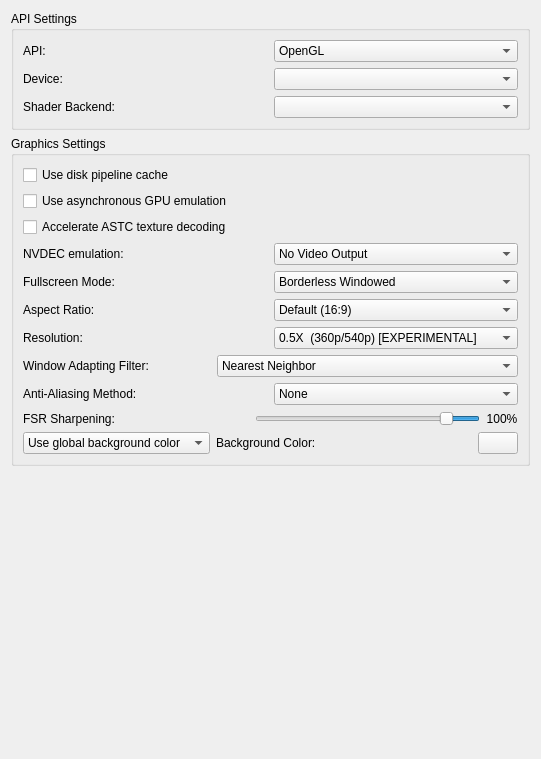
First picture: the form in src/yuzu/configuration/configure_graphics.ui, repository rorrim-rorrim/eden-alt, before the edit.
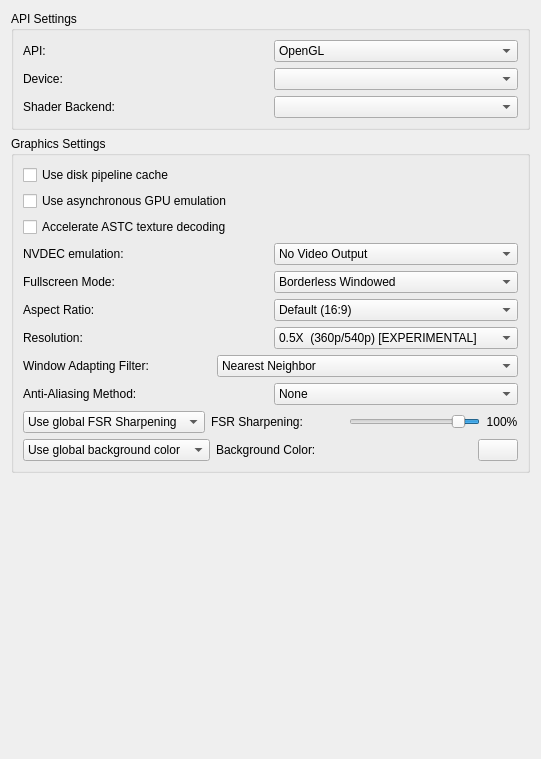
Second picture: the form after the edit.

Commit message: configure_graphics: Implement custom FSR Sharpening setting

The edit to the form file:
```diff
--- a/src/yuzu/configuration/configure_graphics.ui
+++ b/src/yuzu/configuration/configure_graphics.ui
@@ -517,7 +517,29 @@
            <property name="bottomMargin">
             <number>0</number>
            </property>
-           <item alignment="Qt::AlignLeft">
+           <item>
+            <layout class="QHBoxLayout" name="fsr_sharpening_label_group">
+             <item>
+              <widget class="QComboBox" name="fsr_sharpening_combobox">
+               <property name="sizePolicy">
+                <sizepolicy hsizetype="Maximum" vsizetype="Fixed">
+                 <horstretch>0</horstretch>
+                 <verstretch>0</verstretch>
+                </sizepolicy>
+               </property>
+               <item>
+                <property name="text">
+                 <string>Use global FSR Sharpening</string>
+                </property>
+               </item>
+               <item>
+                <property name="text">
+                 <string>Set FSR Sharpening</string>
+                </property>
+               </item>
+              </widget>
+             </item>
+             <item>
             <widget class="QLabel" name="fsr_sharpening_label">
              <property name="sizePolicy">
               <sizepolicy hsizetype="Preferred" vsizetype="Preferred">
@@ -531,9 +553,29 @@
             </widget>
            </item>
            <item>
+              <spacer name="horizontalSpacer_2">
+               <property name="orientation">
+                <enum>Qt::Horizontal</enum>
+               </property>
+               <property name="sizeHint" stdset="0">
+                <size>
+                 <width>40</width>
+                 <height>20</height>
+                </size>
+               </property>
+              </spacer>
+             </item>
+            </layout>
+           </item>
+           <item>
+            <layout class="QHBoxLayout" name="fsr_slider_layout">
+             <property name="spacing">
+              <number>6</number>
+             </property>
+             <item>
             <widget class="QSlider" name="fsr_sharpening_slider">
              <property name="sizePolicy">
-              <sizepolicy hsizetype="Preferred" vsizetype="Preferred">
+                <sizepolicy hsizetype="MinimumExpanding" vsizetype="Preferred">
                <horstretch>0</horstretch>
                <verstretch>0</verstretch>
               </sizepolicy>
@@ -561,7 +603,7 @@
            <item>
             <widget class="QLabel" name="fsr_sharpening_value">
              <property name="sizePolicy">
-              <sizepolicy hsizetype="Fixed" vsizetype="Preferred">
+                <sizepolicy hsizetype="Maximum" vsizetype="Preferred">
                <horstretch>0</horstretch>
                <verstretch>0</verstretch>
               </sizepolicy>
@@ -581,9 +623,8 @@
             </widget>
            </item>
           </layout>
-          <zorder>fsr_sharpening_value</zorder>
-          <zorder>fsr_sharpening_label</zorder>
-          <zorder>fsr_sharpening_slider</zorder>
+           </item>
+          </layout>
          </widget>
         </item>
         <item>
```
Lines whose indentation alone changed are shown as unchanged. The commit also changes 1 other file.
